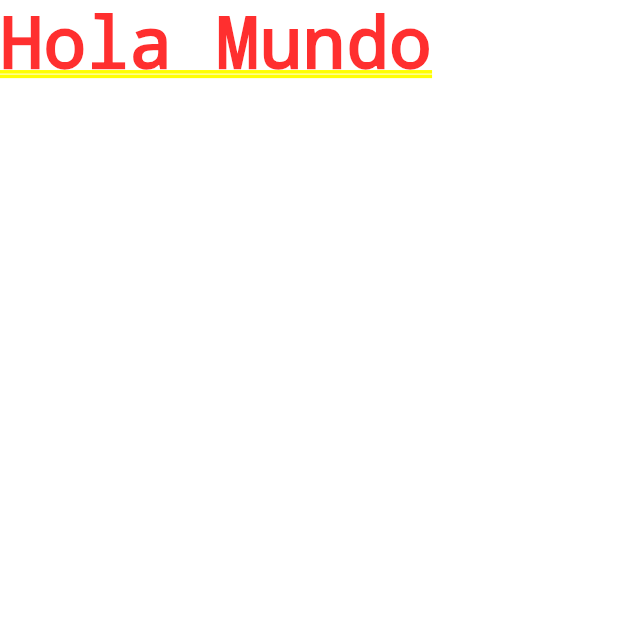
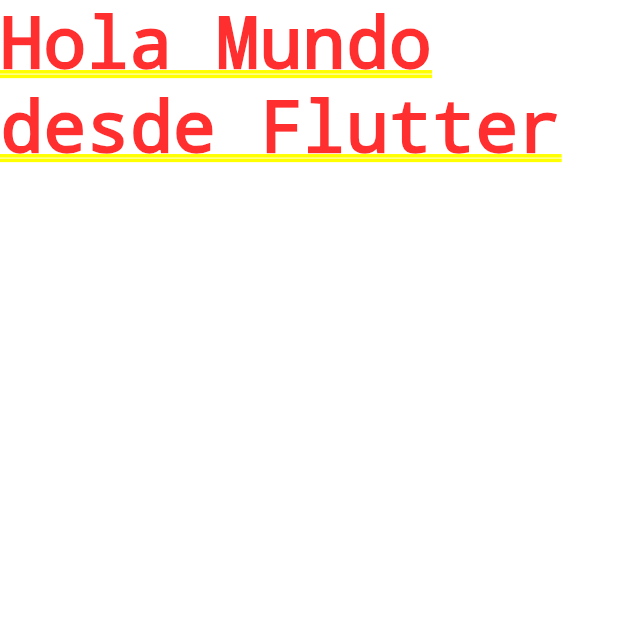
Before and after one commit to BrayanGarzon/AppOptimization, a Flutter app: the screen it shows after launch, on a phone screen of 412 x 824 dp, the top half of it. Run offline on Flutter 3.47's test engine with Material 3 defaults, Android fonts, the phone set to English and light mode, and no system bars.

```diff
--- a/lib/main.dart
+++ b/lib/main.dart
@@ -1,18 +1,19 @@
 import 'package:flutter/material.dart';
 
 void main() {
+  /* widget extends MyApp -> el cuerpo de la app*/
   runApp(MyApp());
 }
 
-/* CLASE HIJO a extanciar en el main*/
+/* Clase hija -> cuerpo de App extends al main */
 class MyApp extends StatelessWidget {
   const MyApp({super.key});
 
   @override
   Widget build(BuildContext context) {
-    /*Mateial app lo que va a retornar en resumen es nuestra app */
+    /* Material App retorna la estructura de la app */
     return const MaterialApp(
-      home: Text('Hola Mundo'),
+      home: Text('Hola Mundo desde Flutter'),
     );
   }
 }
```
